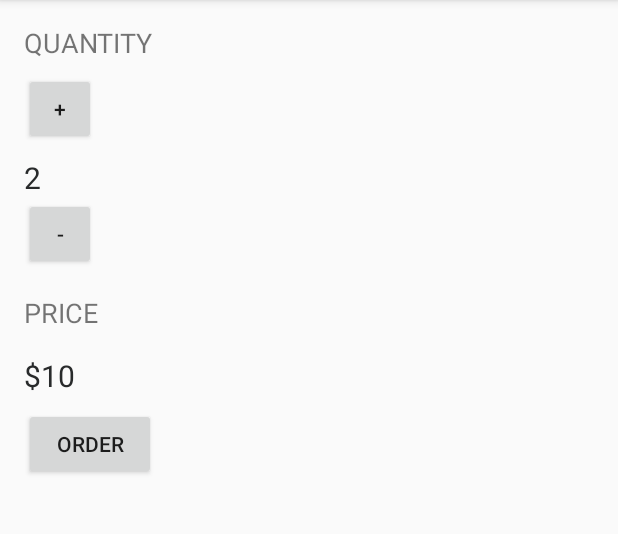
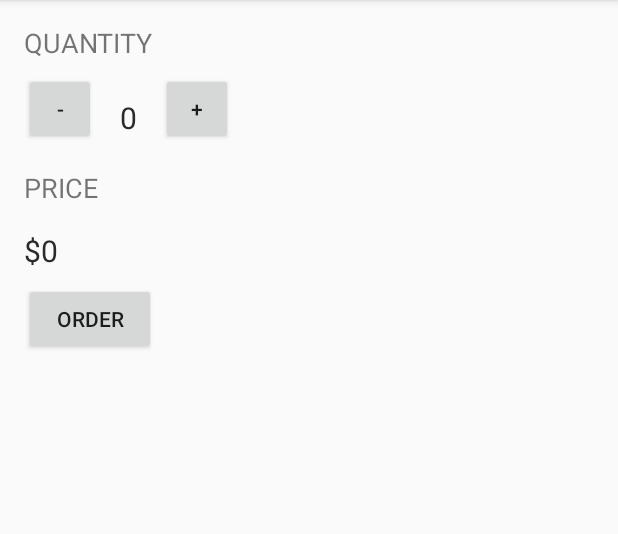
Before and after one commit to jieunKimm/cofeeOrderApp, an Android app: the screen it shows after launch (MainActivity), on a phone screen of 412 x 824 dp, the part 84-618 px from its top. Run offline under Robolectric (Android 15) with nearby library versions, the phone set to English and light mode, and no system bars.

Commit message:
change javafile

```diff
--- a/app/src/main/java/com/example/android/justjava/MainActivity.java
+++ b/app/src/main/java/com/example/android/justjava/MainActivity.java
@@ -12,7 +12,7 @@ import java.text.NumberFormat;
  * This app displays an order form to order coffee.
  */
 public class MainActivity extends ActionBarActivity {
-
+    int quantity=0;
     @Override
     protected void onCreate(Bundle savedInstanceState) {
         super.onCreate(savedInstanceState);
@@ -23,20 +23,19 @@ public class MainActivity extends ActionBarActivity {
      * This method is called when the order button is clicked.
      */
     public void submitOrder(View view) {
-        int numberOfCoffees=5;
-        display(numberOfCoffees);
-        displayPrice(numberOfCoffees * 5);
+        display(quantity);
+        displayPrice(quantity * 5);
     }
     /**
      * This method is called when the plus button is clicked.
      */
     public void increment(View view) {
-        int quantity=3;
+        quantity=quantity+1;
         display(quantity);
     }
 
     public void decrement(View view) {
-        int quantity=1;
+        quantity=quantity-1;
         display(quantity);
     }
     /**
--- a/app/src/main/res/layout/activity_main.xml
+++ b/app/src/main/res/layout/activity_main.xml
@@ -1,75 +1,84 @@
 <?xml version="1.0" encoding="utf-8"?>
-<LinearLayout  xmlns:android="http://schemas.android.com/apk/res/android"
+<LinearLayout xmlns:android="http://schemas.android.com/apk/res/android"
     xmlns:tools="http://schemas.android.com/tools"
     android:layout_width="match_parent"
     android:layout_height="match_parent"
-    tools:context="com.example.happybirthday.MainActivity"
-    android:orientation="vertical" >
+    android:orientation="vertical"
+    tools:context="com.example.happybirthday.MainActivity">
 
     <TextView
 
         android:layout_width="wrap_content"
         android:layout_height="wrap_content"
+        android:layout_marginBottom="8dp"
+        android:layout_marginLeft="16dp"
+        android:layout_marginTop="16dp"
         android:text="QUANTITY"
-        android:textSize="18sp"
-        android:layout_marginTop="16dp"
-        android:layout_marginLeft="16dp"
-        android:layout_marginBottom="8dp" />
+        android:textSize="18sp" />
+
+    <LinearLayout xmlns:android="http://schemas.android.com/apk/res/android"
+        xmlns:tools="http://schemas.android.com/tools"
+        android:layout_width="match_parent"
+        android:layout_height="wrap_content"
+        android:orientation="horizontal"
+        tools:context="com.example.happybirthday.MainActivity">
 
         <Button
+            android:id="@+id/minus_button"
             style="?android:attr/buttonStyleSmall"
             android:layout_width="wrap_content"
             android:layout_height="wrap_content"
-        android:text="+"
             android:layout_marginLeft="16dp"
-        android:id="@+id/plus_button"
-        android:onClick="increment"/>
+            android:onClick="decrement"
+            android:text="-" />
 
         <TextView
             android:id="@+id/quantity_text_view"
             android:layout_width="wrap_content"
             android:layout_height="wrap_content"
-        android:text="2"
+            android:layout_marginLeft="16dp"
+            android:layout_marginTop="8dp"
+            android:text="0"
             android:textColor="#282a2b"
-        android:textSize="20sp"
-        android:layout_marginTop="8dp"
-        android:layout_marginLeft="16dp" />
+            android:textSize="20sp" />
 
         <Button
+            android:id="@+id/plus_button"
             style="?android:attr/buttonStyleSmall"
             android:layout_width="wrap_content"
             android:layout_height="wrap_content"
-        android:text="-"
             android:layout_marginLeft="16dp"
-        android:id="@+id/minus_button"
-        android:onClick="decrement"/>
+            android:onClick="increment"
+            android:text="+" />
+
+    </LinearLayout>
 
         <TextView
 
             android:layout_width="wrap_content"
             android:layout_height="wrap_content"
+            android:layout_marginBottom="8dp"
+            android:layout_marginLeft="16dp"
+            android:layout_marginTop="16dp"
             android:text="PRICE"
-        android:textSize="18sp"
-        android:layout_marginTop="16dp"
-        android:layout_marginLeft="16dp"
-        android:layout_marginBottom="8dp" />
+            android:textSize="18sp" />
 
         <TextView
             android:id="@+id/price_text_view"
             android:layout_width="wrap_content"
             android:layout_height="wrap_content"
-        android:text="$10"
+            android:layout_marginLeft="16dp"
+            android:layout_marginTop="8dp"
+            android:text="$0"
             android:textColor="#282a2b"
-        android:textSize="20sp"
-        android:layout_marginTop="8dp"
-        android:layout_marginLeft="16dp" />
+            android:textSize="20sp" />
 
         <Button
             android:layout_width="wrap_content"
             android:layout_height="wrap_content"
-        android:text="ORDER"
+            android:layout_marginLeft="16dp"
             android:layout_marginTop="8dp"
-        android:layout_marginLeft="16dp"
-        android:onClick="submitOrder"/>
+            android:onClick="submitOrder"
+            android:text="ORDER" />
 
     </LinearLayout>
```
Lines whose indentation alone changed are shown as unchanged.
